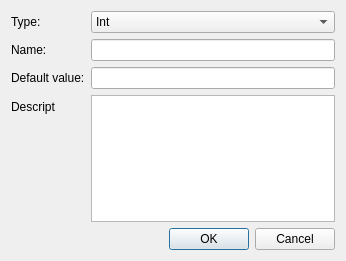
Above: src/designer/parameteredialog.ui from HamedMasafi/QtReport before the change. Below: the same form after it.
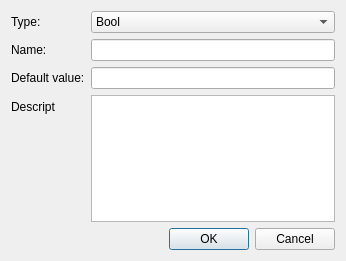
That is the form after the change.

```diff
--- a/src/designer/parameteredialog.ui
+++ b/src/designer/parameteredialog.ui
@@ -31,16 +31,6 @@
      </item>
      <item row="0" column="1">
       <widget class="QComboBox" name="comboBoxType">
-       <item>
-        <property name="text">
-         <string>Int</string>
-        </property>
-       </item>
-       <item>
-        <property name="text">
-         <string>Float</string>
-        </property>
-       </item>
        <item>
         <property name="text">
          <string>Bool</string>
```
Left out of the diff: 275 changed lines with no effect on the pictures.
